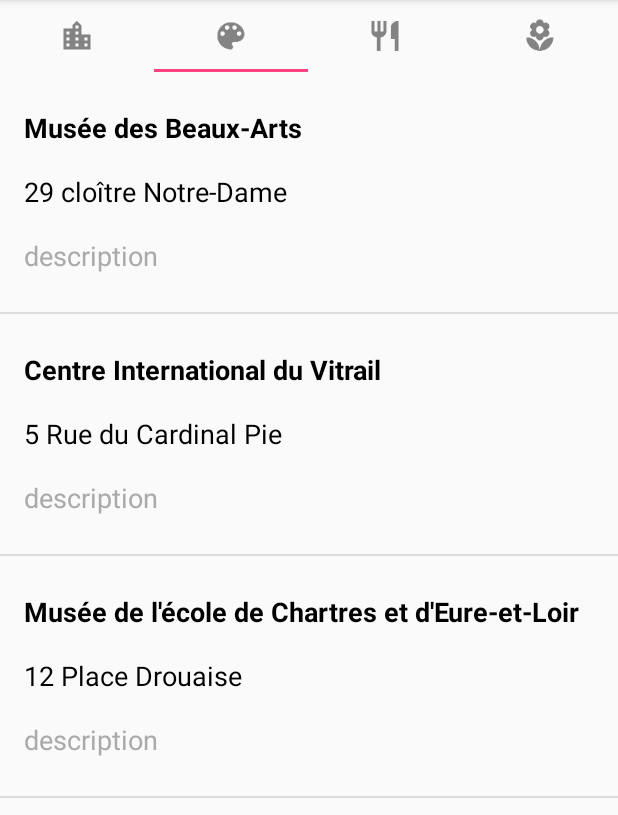
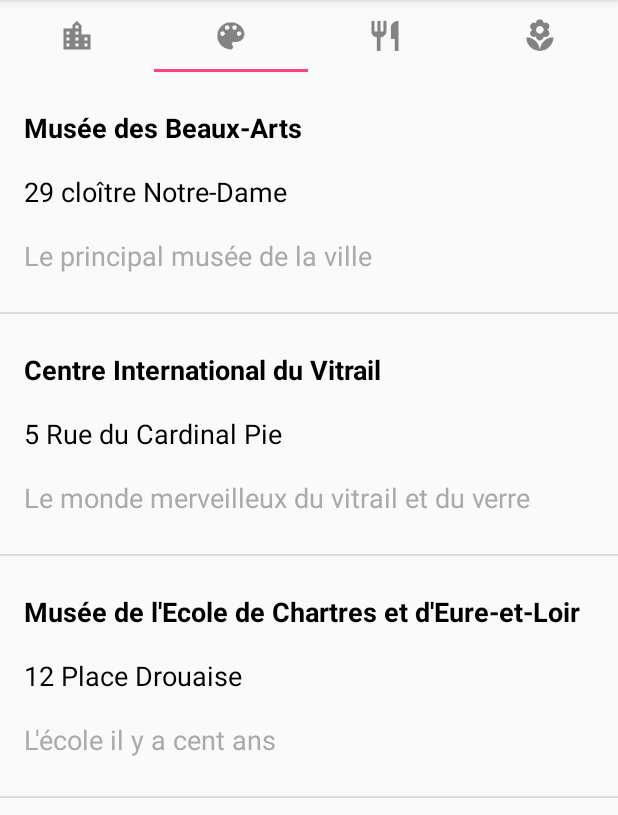
Before and after one commit to jellydragon/TourApp, an Android app: the screen it shows after launch (MainActivity), tab 2 chosen, on a phone screen of 412 x 824 dp, the part 84-899 px from its top. Run offline under Robolectric (Android 15) with nearby library versions, the phone set to English and light mode, and no system bars.

Commit message:
added new addresses and descriptions

```diff
--- a/app/src/main/java/com/example/android/tourapp/HistoricalSitesFragment.java
+++ b/app/src/main/java/com/example/android/tourapp/HistoricalSitesFragment.java
@@ -9,9 +9,6 @@ import android.widget.ListView;
 
 import java.util.ArrayList;
 
-/**
- * Created by maria on 04/05/2017.
- */
 
 public class HistoricalSitesFragment extends Fragment {
 
@@ -24,8 +21,8 @@ public class HistoricalSitesFragment extends Fragment {
         View rootView = inflater.inflate(R.layout.location_list, container, false);
 
         final ArrayList<Location> locations = new ArrayList<>();
-        locations.add(new Location("Cathédrale de Chartres", "centre", "description", R.drawable.cathedrale));
-        locations.add(new Location("Maison Picassiette", "loin", "description", R.drawable.picassiette));
+        locations.add(new Location("Cathédrale de Chartres", "16 Cloître Notre Dame", "Une des plus belles cathédrales de France", R.drawable.cathedrale));
+        locations.add(new Location("Maison Picassiette", "20 rue du Repos", "Maison magnifique en assiettes brisées", R.drawable.picassiette));
 
         LocationAdapter adapter = new LocationAdapter(getActivity(), locations);
 
--- a/app/src/main/java/com/example/android/tourapp/MuseumsFragment.java
+++ b/app/src/main/java/com/example/android/tourapp/MuseumsFragment.java
@@ -9,7 +9,6 @@ import android.widget.ListView;
 
 import java.util.ArrayList;
 
-
 public class MuseumsFragment extends Fragment {
 
     public MuseumsFragment() {
@@ -19,20 +18,19 @@ public class MuseumsFragment extends Fragment {
     @Override
     public View onCreateView(LayoutInflater inflater, ViewGroup container,
                              Bundle savedInstanceState) {
+
         View rootView = inflater.inflate(R.layout.location_list, container, false);
 
         final ArrayList<Location> locations = new ArrayList<>();
-        locations.add(new Location("Musée des Beaux-Arts", "29 cloître Notre-Dame", "description"));
-        locations.add(new Location("Centre International du Vitrail", "5 Rue du Cardinal Pie", "description"));
-        locations.add(new Location("Musée de l'école de Chartres et d'Eure-et-Loir", "12 Place Drouaise", "description"));
+
+        locations.add(new Location("Musée des Beaux-Arts", "29 cloître Notre-Dame", "Le principal musée de la ville"));
+        locations.add(new Location("Centre International du Vitrail", "5 Rue du Cardinal Pie", "Le monde merveilleux du vitrail et du verre"));
+        locations.add(new Location("Musée de l'Ecole de Chartres et d'Eure-et-Loir", "12 Place Drouaise", "L'école il y a cent ans"));
 
 
         LocationAdapter adapter = new LocationAdapter(getActivity(), locations);
-
         ListView listView = (ListView) rootView.findViewById(R.id.list);
-
         listView.setAdapter(adapter);
-
         return rootView;
     }
 
--- a/app/src/main/java/com/example/android/tourapp/RestaurantsFragment.java
+++ b/app/src/main/java/com/example/android/tourapp/RestaurantsFragment.java
@@ -22,7 +22,7 @@ public class RestaurantsFragment extends Fragment {
 
         final ArrayList<Location> locations = new ArrayList<>();
         locations.add(new Location("Passacaille", "30 rue St Même", "Bonne pizzeria"));
-        locations.add(new Location("Nouvel Orient", "26 Rue du Grand Faubourg", "Bon chinois"));
+        locations.add(new Location("Nouvel Orient", "26 Rue du Grand Faubourg", "Bon chinois pas cher"));
         locations.add(new Location("McDo", "Place des Epars", "le McDo central"));
 
 
--- a/build.gradle
+++ b/build.gradle
@@ -5,7 +5,7 @@ buildscript {
         jcenter()
     }
     dependencies {
-        classpath 'com.android.tools.build:gradle:2.3.1'
+        classpath 'com.android.tools.build:gradle:2.3.2'
 
         // NOTE: Do not place your application dependencies here; they belong
         // in the individual module build.gradle files
```
Also changed, not shown: app/src/main/java/com/example/android/tourapp/ParksFragment.java (+3 -7 lines).
